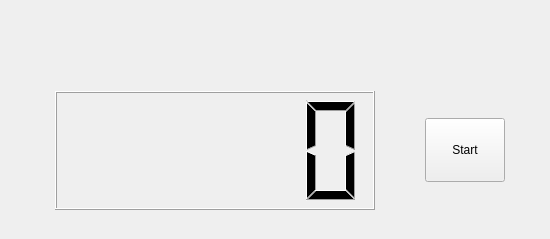
This is ScreenRecorder/ScreenRecorder/ScreenRecorder.ui in ForSuhr/ScreenRecorder as Qt 5 draws it before an edit. The edited form follows.
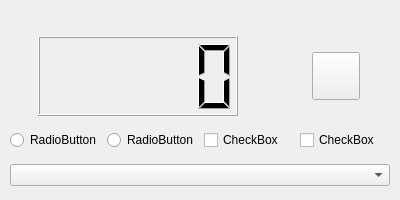
This is the edited form. Icons and pictures are not drawn.

Commit message: Add a style sheet to the btnRec

The edit to the form file:
```diff
--- a/ScreenRecorder/ScreenRecorder/ScreenRecorder.ui
+++ b/ScreenRecorder/ScreenRecorder/ScreenRecorder.ui
@@ -6,35 +6,55 @@
    <rect>
     <x>0</x>
     <y>0</y>
-    <width>550</width>
-    <height>239</height>
+    <width>400</width>
+    <height>200</height>
    </rect>
   </property>
+  <property name="minimumSize">
+   <size>
+    <width>400</width>
+    <height>200</height>
+   </size>
+  </property>
+  <property name="maximumSize">
+   <size>
+    <width>400</width>
+    <height>200</height>
+   </size>
+  </property>
   <property name="windowTitle">
    <string>ScreenRecorder</string>
   </property>
-  <widget class="QWidget" name="layoutWidget">
-   <property name="geometry">
-    <rect>
-     <x>40</x>
-     <y>80</y>
-     <width>481</width>
-     <height>141</height>
-    </rect>
+  <layout class="QVBoxLayout" name="verticalLayout">
+   <property name="spacing">
+    <number>10</number>
    </property>
-   <layout class="QHBoxLayout" name="hbox">
+   <property name="leftMargin">
+    <number>10</number>
+   </property>
+   <property name="topMargin">
+    <number>32</number>
+   </property>
+   <property name="rightMargin">
+    <number>10</number>
+   </property>
+   <property name="bottomMargin">
+    <number>10</number>
+   </property>
+   <item>
+    <layout class="QHBoxLayout" name="horizontalLayout_2">
     <item>
      <widget class="QLCDNumber" name="lcdNumber">
       <property name="minimumSize">
        <size>
-        <width>160</width>
-        <height>90</height>
+         <width>200</width>
+         <height>80</height>
        </size>
       </property>
       <property name="maximumSize">
        <size>
-        <width>320</width>
-        <height>180</height>
+         <width>200</width>
+         <height>80</height>
        </size>
       </property>
      </widget>
@@ -59,23 +79,77 @@
      <widget class="QPushButton" name="btnRec">
       <property name="minimumSize">
        <size>
-        <width>80</width>
-        <height>64</height>
+         <width>48</width>
+         <height>48</height>
        </size>
       </property>
       <property name="maximumSize">
        <size>
-        <width>80</width>
-        <height>64</height>
-       </size>
-      </property>
+         <width>48</width>
+         <height>48</height>
+        </size>
+       </property>
+       <property name="styleSheet">
+        <string notr="true">QPushButton
+{
+	border-image:url(:/ScreenRecorder/Asset/Icon/play.svg)
+}
+
+QPushButton::hover
+{
+	border-image:url(:/ScreenRecorder/Asset/Icon/play_hover.svg)
+}
+</string>
+       </property>
       <property name="text">
-       <string>Start</string>
-      </property>
+        <string/>
+       </property>
+       <property name="iconSize">
+        <size>
+         <width>48</width>
+         <height>48</height>
+        </size>
+       </property>
      </widget>
     </item>
    </layout>
-  </widget>
+   </item>
+   <item>
+    <layout class="QHBoxLayout" name="horizontalLayout">
+     <item>
+      <widget class="QRadioButton" name="radioButton">
+       <property name="text">
+        <string>RadioButton</string>
+       </property>
+      </widget>
+     </item>
+     <item>
+      <widget class="QRadioButton" name="radioButton_2">
+       <property name="text">
+        <string>RadioButton</string>
+       </property>
+      </widget>
+     </item>
+     <item>
+      <widget class="QCheckBox" name="checkBox">
+       <property name="text">
+        <string>CheckBox</string>
+       </property>
+      </widget>
+     </item>
+     <item>
+      <widget class="QCheckBox" name="checkBox_2">
+       <property name="text">
+        <string>CheckBox</string>
+       </property>
+      </widget>
+     </item>
+    </layout>
+   </item>
+   <item>
+    <widget class="QComboBox" name="comboBox"/>
+   </item>
+  </layout>
  </widget>
  <layoutdefault spacing="6" margin="11"/>
  <resources>
```
Lines whose indentation alone changed are shown as unchanged. The commit also changes 9 other files.
